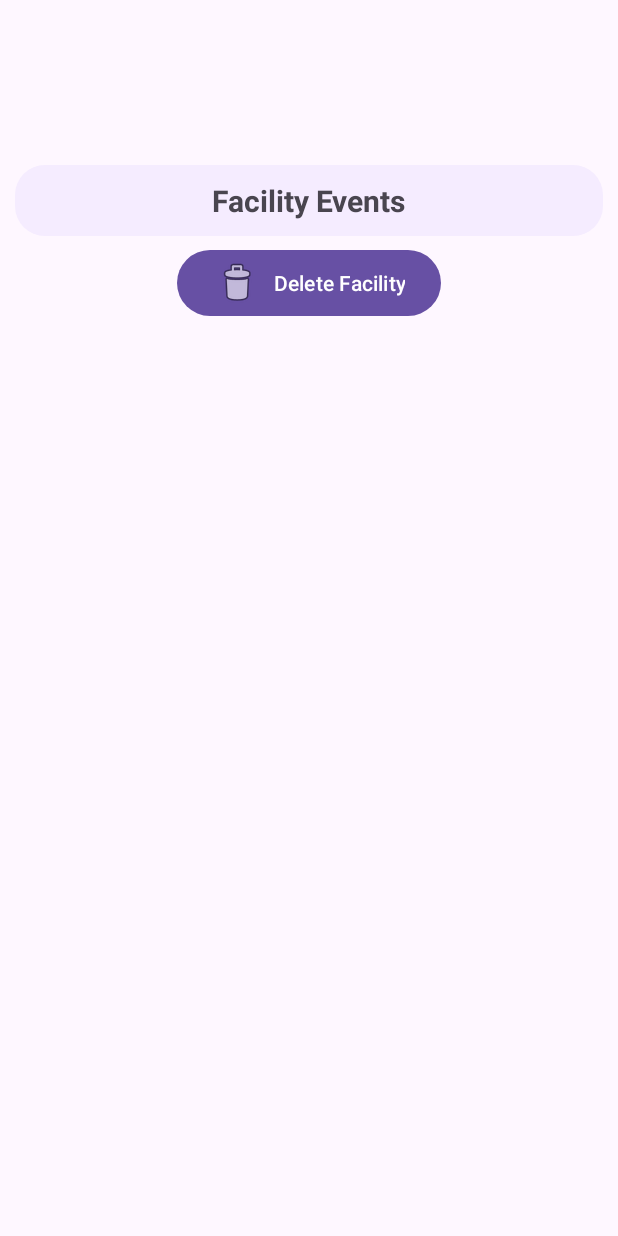
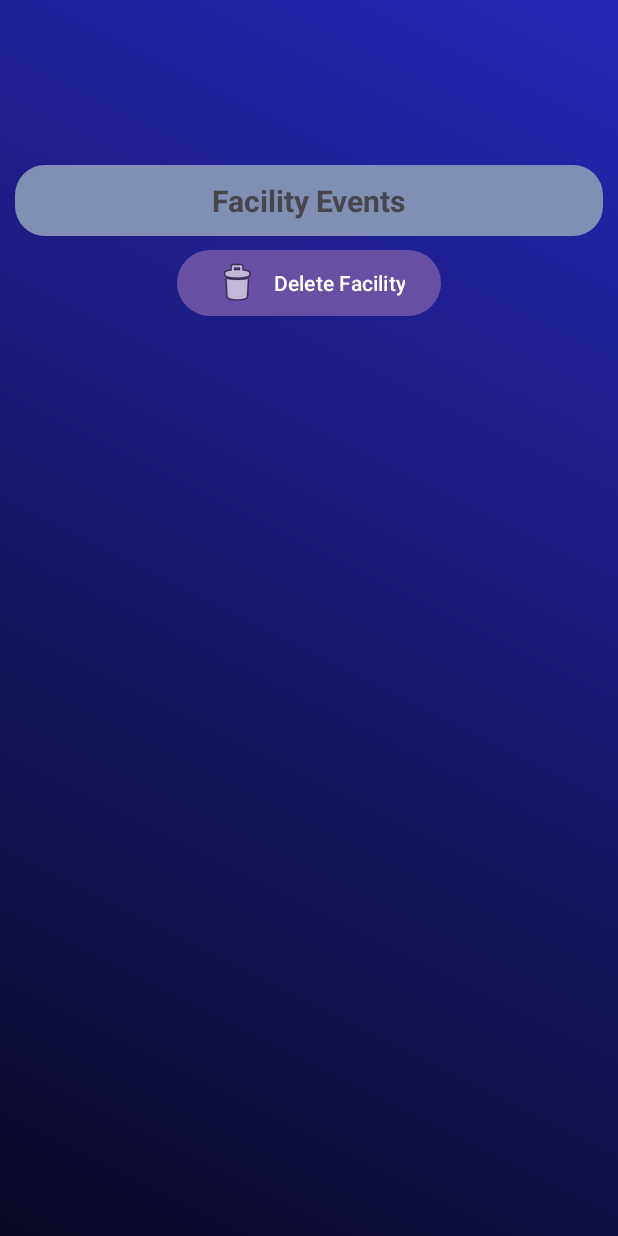
Before and after one commit to CMPUT301F24zenith/zenith-events, an Android app: the FacilityDetail screen opened directly, with no data from a screen before it, on a phone screen of 412 x 824 dp. Run offline under Robolectric (Android 15) with nearby library versions, the phone set to English and light mode, and no system bars; our stand-ins replace Firebase (no records; nobody signed in at launch, a user with empty details on screens opened directly).

Commit message:
ui for facility detail

```diff
--- a/app/src/main/res/drawable/surrounding_text.xml
+++ b/app/src/main/res/drawable/surrounding_text.xml
@@ -1,5 +1,5 @@
 <?xml version="1.0" encoding="utf-8"?>
 <shape xmlns:android="http://schemas.android.com/apk/res/android">
     <corners android:radius="20dp"/>
-    <solid android:color="@color/text_background"/>
+    <solid android:color="@color/lightBlueColor"/>
 </shape>
--- a/app/src/main/res/layout/activity_facility_detail.xml
+++ b/app/src/main/res/layout/activity_facility_detail.xml
@@ -9,7 +9,8 @@
     android:padding="10dp"
     android:gravity="center_horizontal"
     android:clipToPadding="true"
-    tools:context=".Admin.FacilityDetail">
+    tools:context=".Admin.FacilityDetail"
+    android:background="@drawable/gradient_background">
 
 <LinearLayout
     android:layout_width="match_parent"
@@ -26,13 +27,15 @@
         android:textStyle="bold"
         android:textSize="20dp"
         android:id="@+id/facilityName"
-        android:text="Facility Name"/>
+        android:text="Facility Name"
+        android:textColor="@color/pasteColor"/>
     <TextView
         android:layout_width="wrap_content"
         android:layout_height="wrap_content"
         android:textStyle="italic"
         android:textSize="15dp"
         android:id="@+id/facilityEmail"
+        android:textColor="@color/pasteColor"
         android:text="Email"/>
     <TextView
         android:layout_width="wrap_content"
@@ -40,6 +43,7 @@
         android:textStyle="italic"
         android:textSize="15dp"
         android:id="@+id/facilityPhoneNumber"
+        android:textColor="@color/pasteColor"
         android:text="Phone Number"/>
 </LinearLayout>
 
@@ -51,6 +55,7 @@
         android:orientation="vertical"
         android:padding="10dp">
 
+
         <TextView
             android:layout_width="wrap_content"
             android:layout_height="wrap_content"
@@ -61,7 +66,7 @@
         <ListView
             android:id="@+id/facilityEventsListView"
             android:layout_width="match_parent"
-            android:layout_height="match_parent" />
+            android:layout_height="match_parent"/>
     </LinearLayout>
 
     <Button
```
